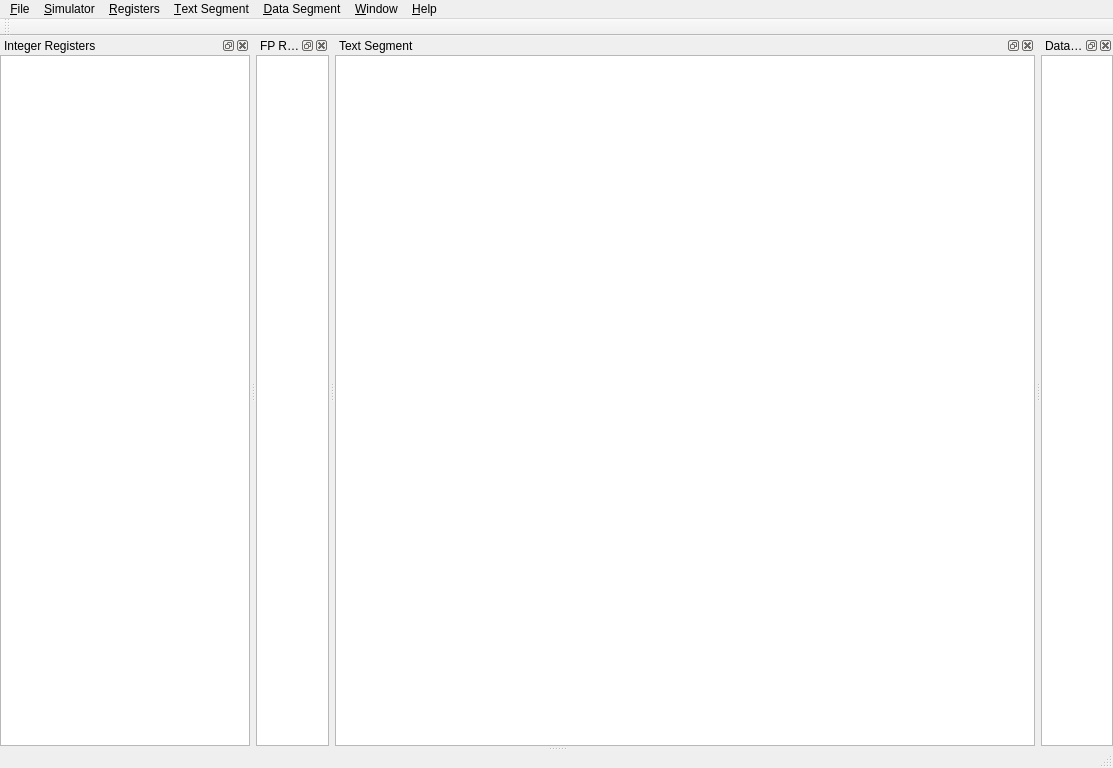
The window that QtSpim/spimview.ui (billsix/spim) describes before a commit, drawn with Qt 5.
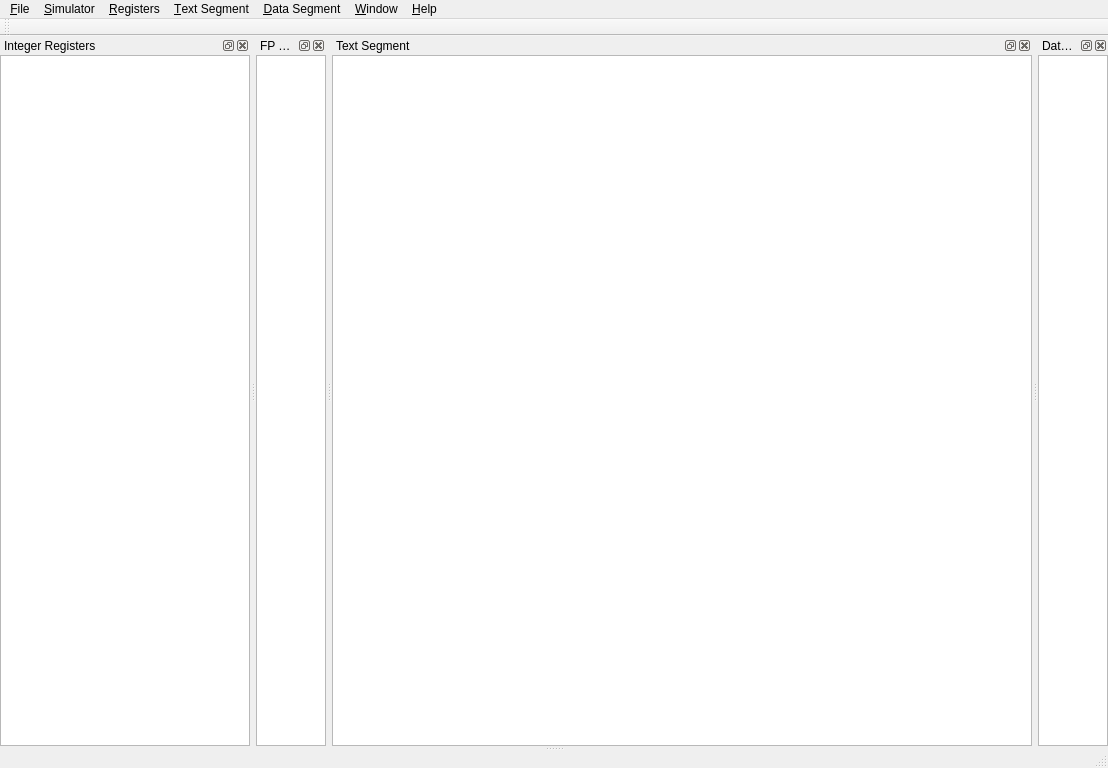
The same window after the commit.

```diff
--- a/QtSpim/spimview.ui
+++ b/QtSpim/spimview.ui
@@ -6,7 +6,7 @@
    <rect>
     <x>0</x>
     <y>0</y>
-    <width>1113</width>
+    <width>1024</width>
     <height>768</height>
    </rect>
   </property>
@@ -29,7 +29,7 @@
     <rect>
      <x>0</x>
      <y>0</y>
-     <width>1113</width>
+     <width>1024</width>
      <height>21</height>
     </rect>
    </property>
```
Left out of the diff: 18 changed lines with no effect on the pictures.
